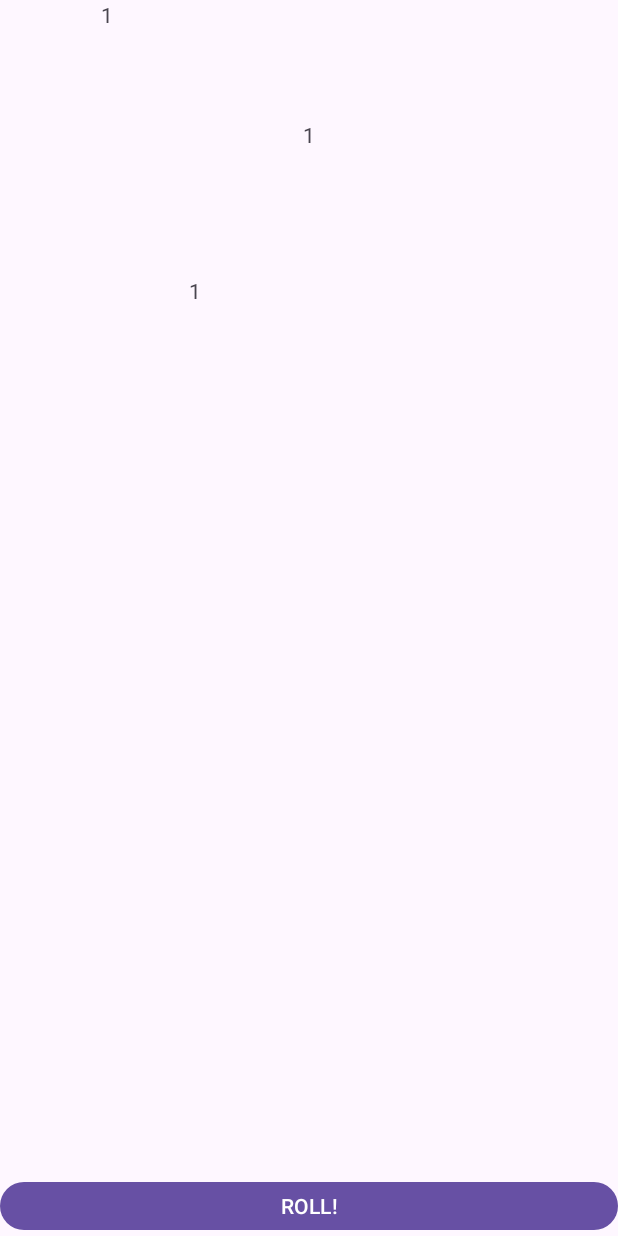
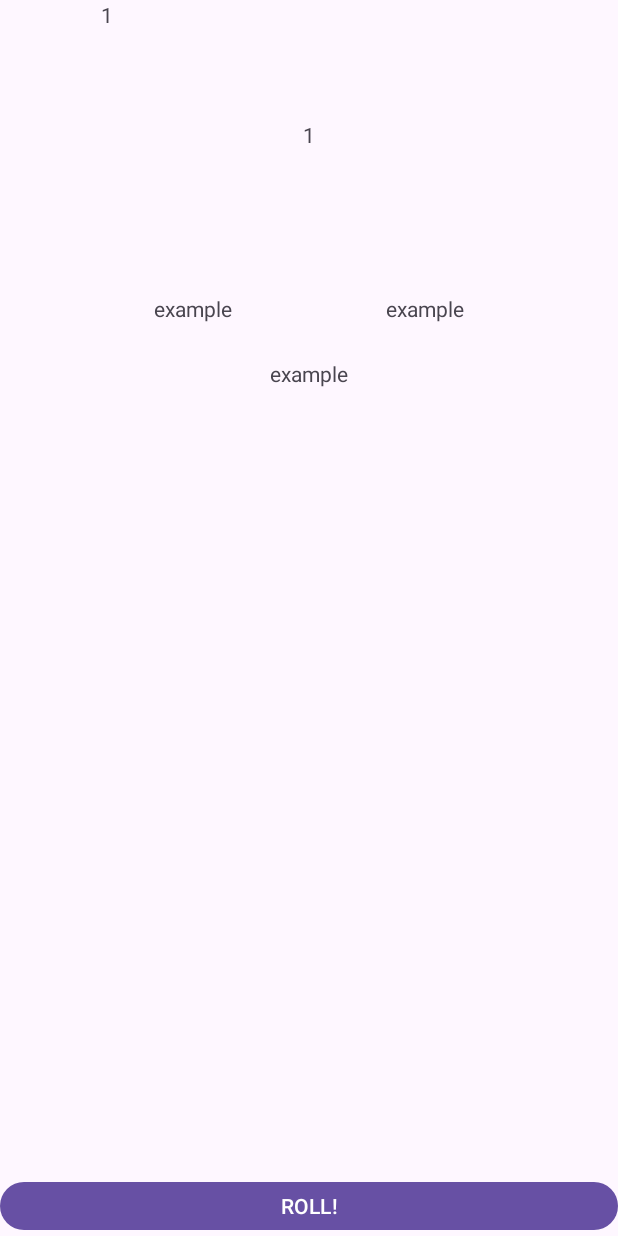
Before and after one commit to OldM1lk/AndrStd_Lab_3, an Android app: the layout activity_main.xml on its own in the app's theme, with its tools: preview values and no code run, on a phone screen of 412 x 824 dp. Run offline under Robolectric (Android 15) with nearby library versions, the phone set to English and light mode, and no system bars.

Commit message:
Hotfix#1

```diff
--- a/app/src/main/res/layout/activity_main.xml
+++ b/app/src/main/res/layout/activity_main.xml
@@ -80,35 +80,39 @@
 
         <TextView
             android:id="@+id/text3_1"
-            android:layout_width="100dp"
+            android:layout_width="wrap_content"
             android:layout_height="wrap_content"
             android:text="1"
+            tools:text="example"
             app:layout_constraintStart_toStartOf="parent"
+            app:layout_constraintEnd_toEndOf="parent"
             app:layout_constraintTop_toTopOf="parent"
-            android:layout_marginTop="24dp"
-            android:layout_marginStart="80dp"
+            app:layout_constraintEnd_toStartOf="@id/text3_2"
+            android:layout_marginTop="36dp"
             android:gravity="center_horizontal"/>
 
         <TextView
             android:id="@+id/text3_2"
-            android:layout_width="100dp"
+            android:layout_width="wrap_content"
             android:layout_height="wrap_content"
             android:text=""
+            tools:text="example"
+            app:layout_constraintTop_toTopOf="parent"
             app:layout_constraintEnd_toEndOf="parent"
-            app:layout_constraintTop_toTopOf="parent"
-            android:layout_marginTop="24dp"
-            android:layout_marginEnd="80dp"
+            app:layout_constraintStart_toEndOf="@id/text3_1"
+            android:layout_marginTop="36dp"
             android:gravity="center_horizontal"/>
 
         <TextView
             android:id="@+id/text3_3"
-            android:layout_width="100dp"
+            android:layout_width="wrap_content"
             android:layout_height="wrap_content"
             android:text=""
+            tools:text="example"
+            app:layout_constraintTop_toBottomOf="@id/text3_1"
+            app:layout_constraintStart_toStartOf="parent"
             app:layout_constraintEnd_toEndOf="parent"
-            app:layout_constraintStart_toStartOf="parent"
-            app:layout_constraintTop_toTopOf="parent"
-            android:layout_marginTop="64dp"
+            android:layout_marginTop="24dp"
             android:gravity="center_horizontal"/>
 
     </androidx.constraintlayout.widget.ConstraintLayout>
```
